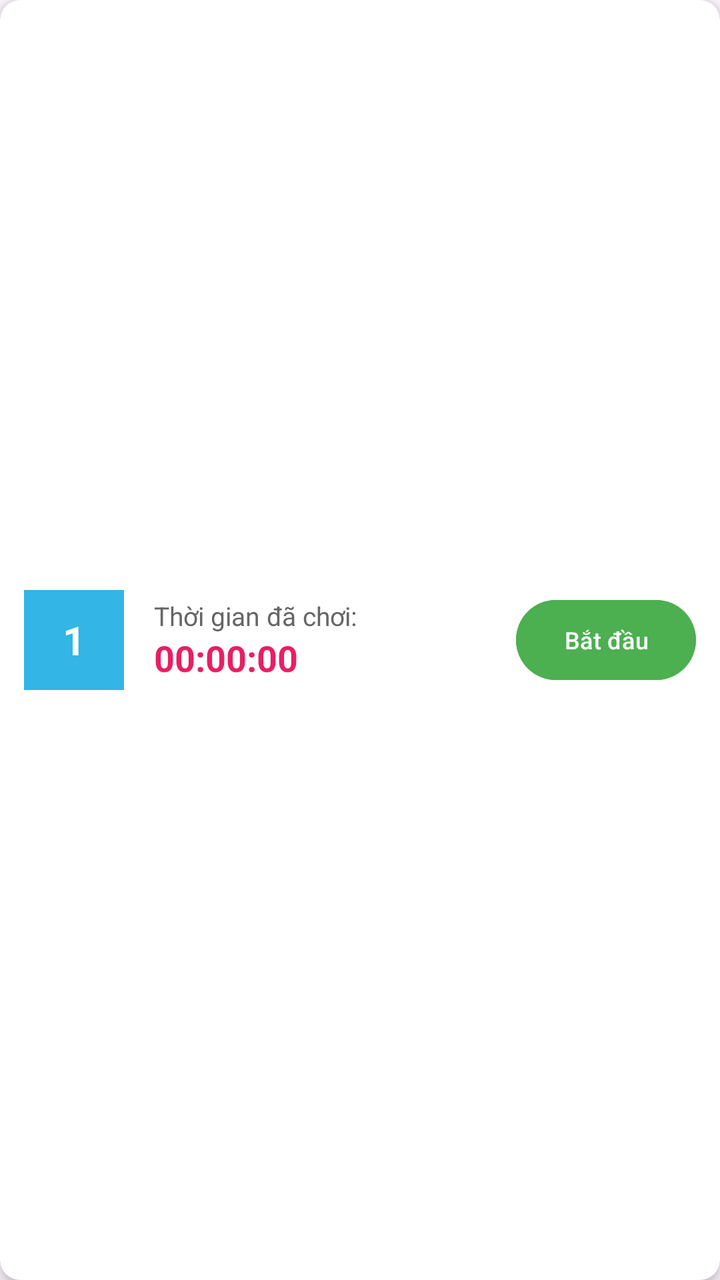
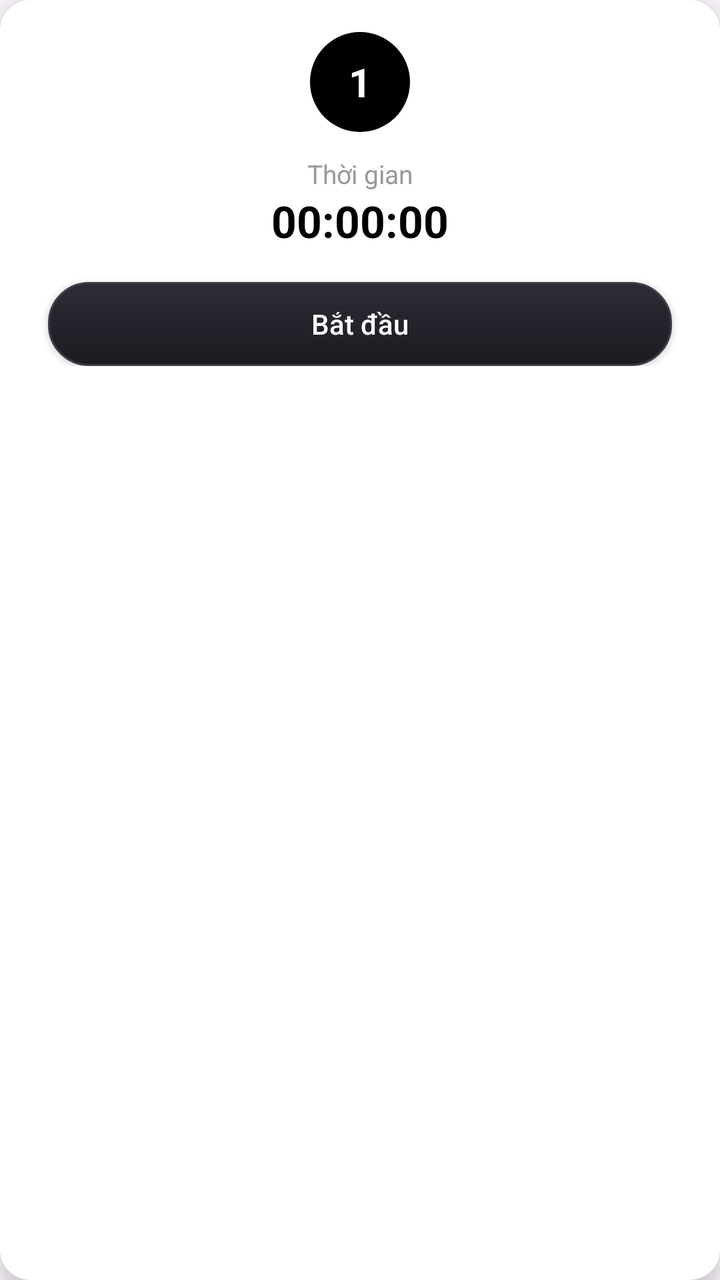

Screens rendered from an Android XML layout before and after an edit, with the pre-edit source and the edit as a unified diff.
<!-- AndroidManifest.xml: application theme Theme.Billards -->
<!-- res/layout/fragment_item_table.xml -->
<?xml version="1.0" encoding="utf-8"?>
<androidx.cardview.widget.CardView
    xmlns:android="http://schemas.android.com/apk/res/android"
    xmlns:app="http://schemas.android.com/apk/res-auto"
    android:layout_width="match_parent"
    android:layout_height="wrap_content"
    android:layout_margin="8dp"
    app:cardCornerRadius="10dp"
    app:cardElevation="4dp">

    <LinearLayout
        android:layout_width="match_parent"
        android:layout_height="match_parent"
        android:gravity="center_vertical"
        android:orientation="horizontal"
        android:padding="12dp">

        <TextView
            android:id="@+id/tvTableNumber"
            android:layout_width="50dp"
            android:layout_height="50dp"
            android:background="@android:color/holo_blue_light"
            android:gravity="center"
            android:text="1"
            android:textColor="@android:color/white"
            android:textSize="20sp"
            android:textStyle="bold" />

        <LinearLayout
            android:layout_width="0dp"
            android:layout_height="wrap_content"
            android:layout_marginStart="15dp"
            android:layout_weight="1"
            android:orientation="vertical">

            <TextView
                android:layout_width="wrap_content"
                android:layout_height="wrap_content"
                android:text="Thời gian đã chơi:"
                android:textColor="#666666"
                android:textSize="13sp" />

            <TextView
                android:id="@+id/tvPlayTime"
                android:layout_width="wrap_content"
                android:layout_height="wrap_content"
                android:text="00:00:00"
                android:textColor="#E91E63"
                android:textSize="18sp"
                android:textStyle="bold" />
        </LinearLayout>

        <Button
            android:id="@+id/btnStart"
            android:layout_width="wrap_content"
            android:layout_height="wrap_content"
            android:backgroundTint="#4CAF50"
            android:text="Bắt đầu"
            android:textColor="@android:color/white"
            android:textSize="12sp" />

    </LinearLayout>
</androidx.cardview.widget.CardView>
<!-- resources referenced by this layout -->
<resources>
  <style name="Theme.Billards" parent="Base.Theme.Billards" />
  <style name="Base.Theme.Billards" parent="Theme.Material3.DayNight.NoActionBar">
          
          
      </style>
</resources>

<!-- the commit's change to res/layout/fragment_item_table.xml (unified diff, before → after) -->
@@ -1,63 +1,75 @@
 <?xml version="1.0" encoding="utf-8"?>
-<androidx.cardview.widget.CardView
-    xmlns:android="http://schemas.android.com/apk/res/android"
+<androidx.cardview.widget.CardView xmlns:android="http://schemas.android.com/apk/res/android"
     xmlns:app="http://schemas.android.com/apk/res-auto"
     android:layout_width="match_parent"
     android:layout_height="wrap_content"
     android:layout_margin="8dp"
-    app:cardCornerRadius="10dp"
-    app:cardElevation="4dp">
+    app:cardCornerRadius="15dp"
+    app:cardElevation="6dp">
 
-    <LinearLayout
+    <androidx.constraintlayout.widget.ConstraintLayout
         android:layout_width="match_parent"
-        android:layout_height="match_parent"
-        android:gravity="center_vertical"
-        android:orientation="horizontal"
-        android:padding="12dp">
+        android:layout_height="wrap_content"
+        android:paddingBottom="16dp">
+
 
         <TextView
             android:id="@+id/tvTableNumber"
             android:layout_width="50dp"
             android:layout_height="50dp"
-            android:background="@android:color/holo_blue_light"
+            android:layout_marginTop="16dp"
+            android:background="@drawable/bg_table_number"
+            android:backgroundTint="@color/black"
             android:gravity="center"
             android:text="1"
             android:textColor="@android:color/white"
             android:textSize="20sp"
-            android:textStyle="bold" />
+            android:textStyle="bold"
+            app:layout_constraintEnd_toEndOf="parent"
+            app:layout_constraintStart_toStartOf="parent"
+            app:layout_constraintTop_toTopOf="parent" />
 
-        <LinearLayout
-            android:layout_width="0dp"
-            android:layout_height="wrap_content"
-            android:layout_marginStart="15dp"
-            android:layout_weight="1"
-            android:orientation="vertical">
-
-            <TextView
-                android:layout_width="wrap_content"
-                android:layout_height="wrap_content"
-                android:text="Thời gian đã chơi:"
-                android:textColor="#666666"
-                android:textSize="13sp" />
-
-            <TextView
-                android:id="@+id/tvPlayTime"
-                android:layout_width="wrap_content"
-                android:layout_height="wrap_content"
-                android:text="00:00:00"
-                android:textColor="#E91E63"
-                android:textSize="18sp"
-                android:textStyle="bold" />
-        </LinearLayout>
-
-        <Button
-            android:id="@+id/btnStart"
+        <TextView
+            android:id="@+id/tvPlayTimeLabel"
             android:layout_width="wrap_content"
             android:layout_height="wrap_content"
-            android:backgroundTint="#4CAF50"
+            android:layout_marginTop="12dp"
+            android:text="Thời gian"
+            android:textColor="#999999"
+            android:textSize="13sp"
+            app:layout_constraintEnd_toEndOf="parent"
+            app:layout_constraintStart_toStartOf="parent"
+            app:layout_constraintTop_toBottomOf="@id/tvTableNumber" />
+
+
+        <TextView
+            android:id="@+id/tvPlayTime"
+            android:layout_width="wrap_content"
+            android:layout_height="wrap_content"
+            android:text="00:00:00"
+            android:textColor="@color/black"
+            android:textSize="22sp"
+            android:textStyle="bold"
+            app:layout_constraintEnd_toEndOf="parent"
+            app:layout_constraintStart_toStartOf="parent"
+            app:layout_constraintTop_toBottomOf="@id/tvPlayTimeLabel" />
+
+        <androidx.appcompat.widget.AppCompatButton
+            android:id="@+id/btnStart"
+            android:layout_width="0dp"
+            android:layout_height="42dp"
+            android:layout_marginStart="24dp"
+            android:layout_marginEnd="24dp"
+            android:layout_marginTop="16dp"
+            android:background="@drawable/custom_btn_login"
+            app:backgroundTint="@null"
             android:text="Bắt đầu"
+            android:textAllCaps="false"
             android:textColor="@android:color/white"
-            android:textSize="12sp" />
+            app:layout_constraintTop_toBottomOf="@id/tvPlayTime"
+            app:layout_constraintEnd_toEndOf="parent"
+            app:layout_constraintStart_toStartOf="parent"
+            app:layout_constraintBottom_toBottomOf="parent" />
 
-    </LinearLayout>
+    </androidx.constraintlayout.widget.ConstraintLayout>
 </androidx.cardview.widget.CardView>
<!-- resource entries referenced after the edit -->
@@ -1,5 +1,30 @@
 <!-- resources referenced by this layout -->
 <resources>
+  <color name="black">#FF000000</color>
+  <!-- drawable bg_table_number (drawable) -->
+  <?xml version="1.0" encoding="utf-8"?>
+  <shape xmlns:android="http://schemas.android.com/apk/res/android"
+      android:shape="oval">
+      <solid android:color="#FFFFFF" />
+  </shape>
+  <!-- drawable custom_btn_login (drawable) -->
+  <?xml version="1.0" encoding="utf-8"?>
+  <shape
+      android:shape="rectangle"
+  
+      xmlns:android="http://schemas.android.com/apk/res/android">
+      <size android:width="100dp"
+          android:height="50dp"/>
+      <gradient
+          android:startColor="#2C2D35"
+          android:endColor="#1B1C22"
+          android:angle="270" />
+      <corners android:radius="20dp"/>
+      <stroke
+          android:width="1dp"
+          android:color="#3A3B45" />
+  
+  </shape>
   <style name="Theme.Billards" parent="Base.Theme.Billards" />
   <style name="Base.Theme.Billards" parent="Theme.Material3.DayNight.NoActionBar">
           
